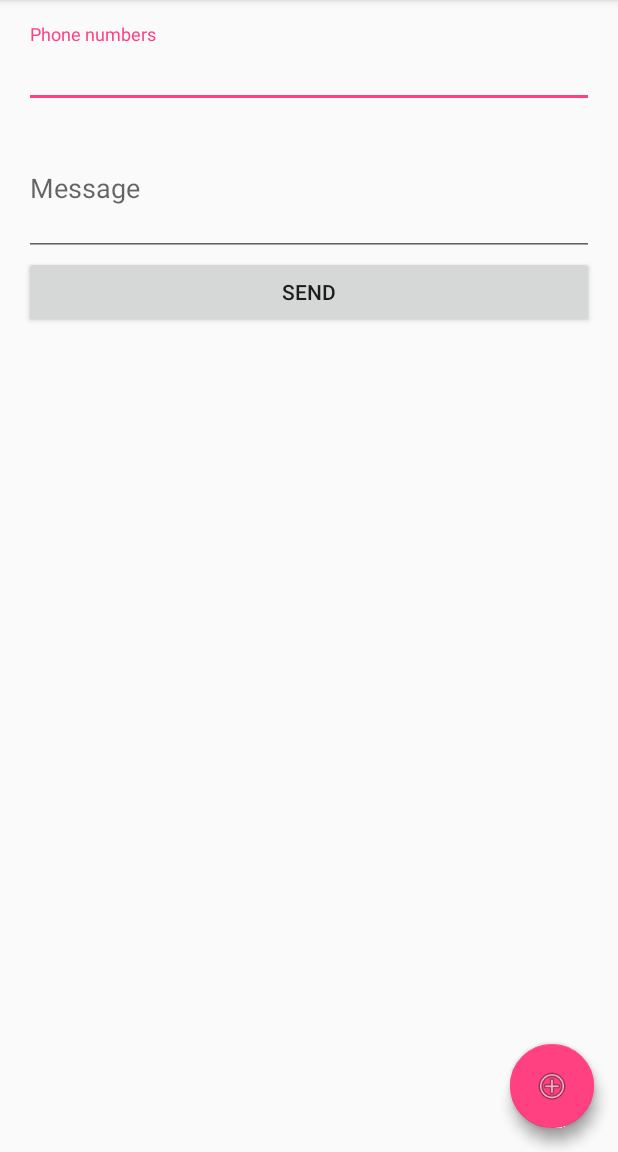
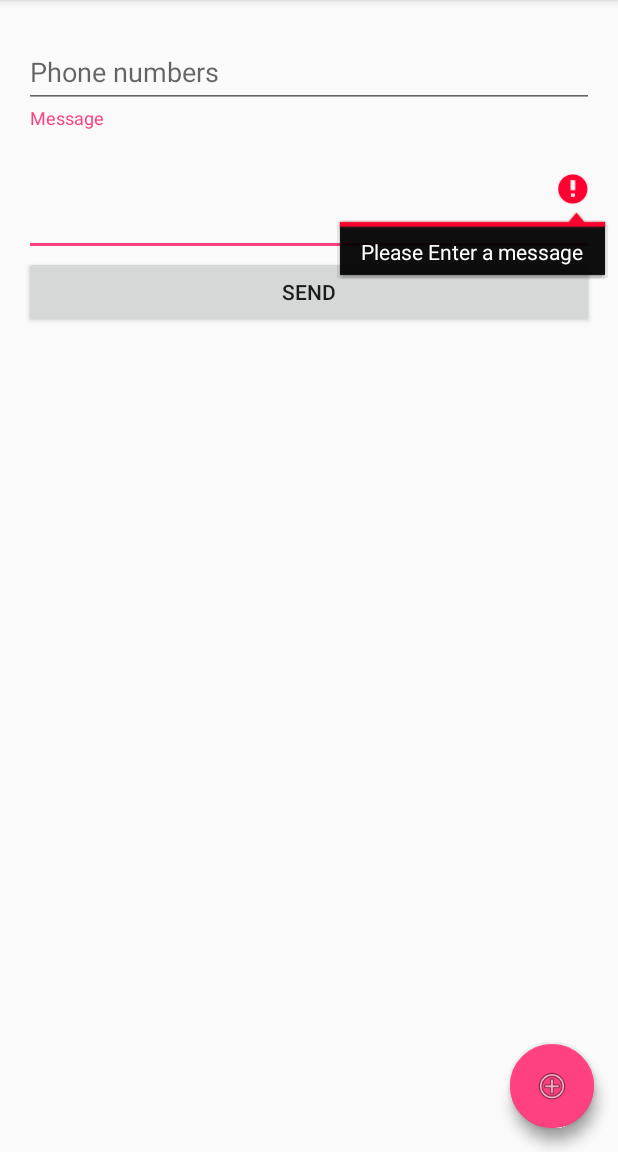
Before and after one commit to EnoIme/BulkSMS, an Android app: the screen it shows after launch (MainActivity), after a tap on "SEND", on a phone screen of 412 x 824 dp, the part 84-1236 px from its top. Run offline under Robolectric (Android 15) with nearby library versions, the phone set to English and light mode, and no system bars; libraries missing offline, so code that uses them is left out: com.github.clans.fab; plain views replace FloatingActionButton, FloatingActionMenu; 4 statements that could not run were skipped.

```diff
--- a/app/src/main/java/co/enoobong/bulksms/MainActivity.java
+++ b/app/src/main/java/co/enoobong/bulksms/MainActivity.java
@@ -178,7 +178,7 @@ public class MainActivity extends AppCompatActivity implements View.OnClickListe
                     String path = cursor.getString(cursor.getColumnIndexOrThrow(MediaStore.Files.FileColumns.DATA));
                     Log.d(TAG, filePath + " " + path);
                     cursor.close();
-                    getPhoneNumbersFromCSV(filePath);
+                    getPhoneNumbersFromCSV(path);
                 }
                 break;
             default:
@@ -213,6 +213,20 @@ public class MainActivity extends AppCompatActivity implements View.OnClickListe
     }
 
     private void sendMessage(String[] phoneNumbers, String message) {
+        if (phoneNumbers.length < 0) {
+            phoneNumberET.setError("Please select some numbers");
+            phoneNumberET.requestFocus();
+            Toast.makeText(this, "Pick a phone number", Toast.LENGTH_SHORT).show();
+            return;
+        }
+
+        if (message.isEmpty()) {
+            messageET.setError("Please Enter a message");
+            messageET.requestFocus();
+            Toast.makeText(this, "Enter a message", Toast.LENGTH_SHORT).show();
+            return;
+        }
+
         SmsManager smsManager = SmsManager.getDefault();
         PendingIntent piSend = PendingIntent.getBroadcast(this, 0, new Intent(SMS_SENT), 0);
         PendingIntent piDelivered = PendingIntent.getBroadcast(this, 0, new Intent(SMS_DELIVERED), 0);
--- a/app/src/main/res/layout/content_main.xml
+++ b/app/src/main/res/layout/content_main.xml
@@ -1,18 +1,18 @@
 <?xml version="1.0" encoding="utf-8"?>
 <RelativeLayout
     xmlns:android="http://schemas.android.com/apk/res/android"
+    xmlns:app="http://schemas.android.com/apk/res-auto"
     xmlns:tools="http://schemas.android.com/tools"
-    xmlns:app="http://schemas.android.com/apk/res-auto"
     android:id="@+id/content_main"
     android:layout_width="match_parent"
     android:layout_height="match_parent"
+    android:paddingBottom="@dimen/activity_vertical_margin"
     android:paddingLeft="@dimen/activity_horizontal_margin"
     android:paddingRight="@dimen/activity_horizontal_margin"
     android:paddingTop="@dimen/activity_vertical_margin"
-    android:paddingBottom="@dimen/activity_vertical_margin"
     app:layout_behavior="@string/appbar_scrolling_view_behavior"
-    tools:showIn="@layout/activity_main"
-    tools:context="co.enoobong.bulksms.MainActivity">
+    tools:context="co.enoobong.bulksms.MainActivity"
+    tools:showIn="@layout/activity_main">
 
     <android.support.design.widget.TextInputLayout
         android:id="@+id/phoneNumberInputLayour"
@@ -23,7 +23,8 @@
             android:id="@+id/phoneNumbers"
             android:layout_width="match_parent"
             android:layout_height="wrap_content"
-            android:inputType="phone|textMultiLine"/>
+            android:inputType="phone|textMultiLine"
+            android:minLines="3" />
     </android.support.design.widget.TextInputLayout>
 
     <android.support.design.widget.TextInputLayout
```
